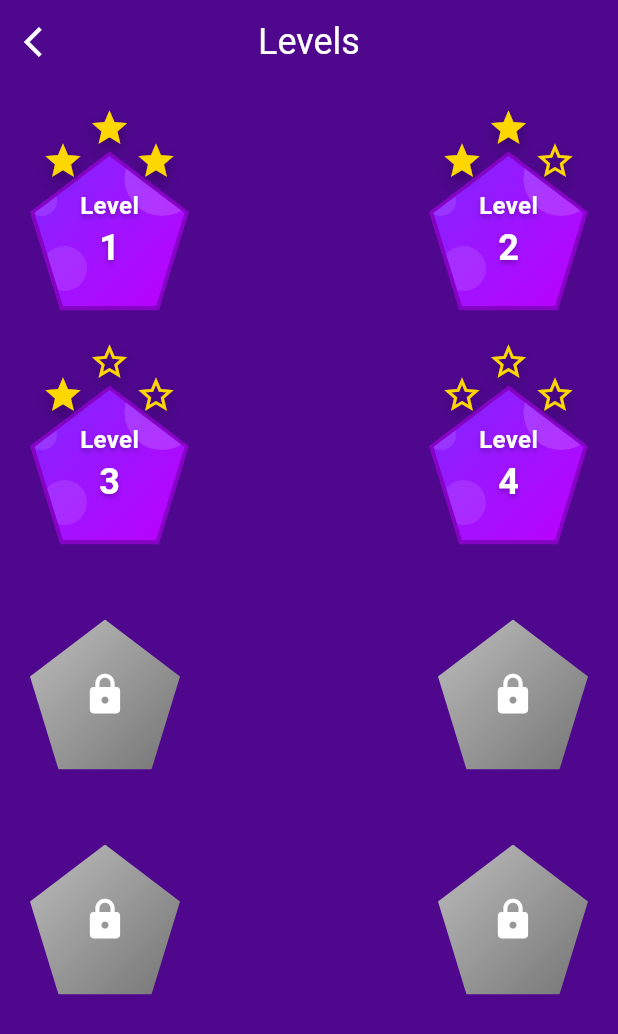
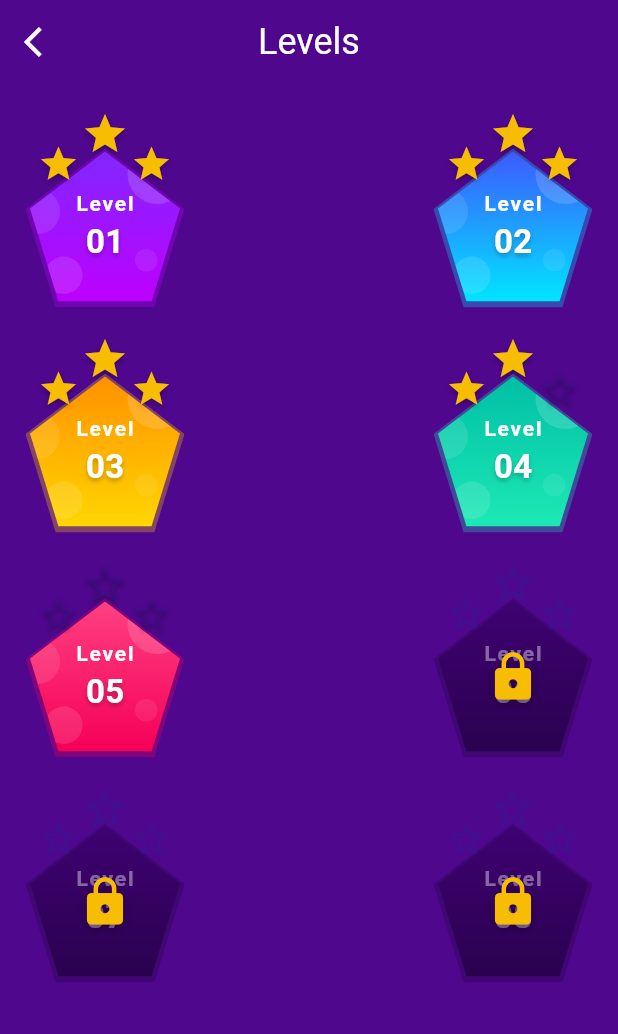
Before and after one commit to muhamedxzidan/QuizApp, a Flutter app: the HomeScreenWidget screen opened directly, on a phone screen of 412 x 824 dp. Shown: the top 1034 px of the screen. Run offline on Flutter 3.47's test engine with Material 3 defaults, Android fonts, the phone set to English and light mode, and no system bars; our stand-ins replace google_fonts, page_transition.

Commit message:
Enhance LevelHexagon UI with professional gradients, improved locked state, and clean code

```diff
--- a/lib/screens/home_screen_widget.dart
+++ b/lib/screens/home_screen_widget.dart
@@ -13,33 +13,50 @@ class HomeScreenWidget extends StatelessWidget {
       appBar: const CustomAppbarWidget(title: 'Levels'),
       body: SingleChildScrollView(
         child: Column(
-          children: const [
-            SizedBox(height: 20),
+          children: [
+            const SizedBox(height: 20),
             LevelRowWidget(
-              leftLevel: LevelHexagonWidget(level: 'Level \n 1', stars: 3),
-              rightLevel: LevelHexagonWidget(level: 'Level \n 2', stars: 2),
-            ),
-            LevelRowWidget(
-              leftLevel: LevelHexagonWidget(level: 'Level \n 3', stars: 1),
-              rightLevel: LevelHexagonWidget(level: 'Level \n 4', stars: 0),
+              leftLevel: LevelHexagonWidget(
+                level: 'Level \n 01',
+                stars: 3,
+                gradientColors: [Color(0xFF8127FF), Color(0xFFBD00FF)],
+              ),
+              rightLevel: LevelHexagonWidget(
+                level: 'Level \n 02',
+                stars: 3, // Changed to 3 stars as per image logic often
+                gradientColors: [Color(0xFF3D5AFE), Color(0xFF00E5FF)],
+              ),
             ),
             LevelRowWidget(
               leftLevel: LevelHexagonWidget(
-                level: 'Level \n 5',
-                isLocked: true,
+                level: 'Level \n 03',
+                stars: 3,
+                gradientColors: [Color(0xFFFF9100), Color(0xFFFFD600)],
               ),
               rightLevel: LevelHexagonWidget(
-                level: 'Level \n 6',
+                level: 'Level \n 04',
+                stars: 2,
+                gradientColors: [Color(0xFF00BFA5), Color(0xFF1DE9B6)],
+              ),
+            ),
+            LevelRowWidget(
+              leftLevel: LevelHexagonWidget(
+                level: 'Level \n 05',
+                stars: 0,
+                gradientColors: [Color(0xFFFF4081), Color(0xFFF50057)],
+              ),
+              rightLevel: LevelHexagonWidget(
+                level: 'Level \n 06',
                 isLocked: true,
               ),
             ),
             LevelRowWidget(
               leftLevel: LevelHexagonWidget(
-                level: 'Level \n 7',
+                level: 'Level \n 07',
                 isLocked: true,
               ),
               rightLevel: LevelHexagonWidget(
-                level: 'Level \n 8',
+                level: 'Level \n 08',
                 isLocked: true,
               ),
             ),
--- a/lib/widgets/level_hexagon_widget.dart
+++ b/lib/widgets/level_hexagon_widget.dart
@@ -7,29 +7,38 @@ class LevelHexagonWidget extends StatelessWidget {
   final String level;
   final bool isLocked;
   final int stars;
+  final List<Color>? gradientColors;
 
   const LevelHexagonWidget({
     super.key,
     required this.level,
     this.isLocked = false,
     this.stars = 0,
+    this.gradientColors,
   });
 
   @override
   Widget build(BuildContext context) {
+    final List<Color> activeGradient =
+        gradientColors ?? const [Color(0xFF8127FF), Color(0xFFBD00FF)];
+    final List<Color> displayGradient = isLocked
+        ? [const Color(0xCC3F0071), const Color(0xCC240046)]
+        : activeGradient;
+    final Color shadowColor = isLocked
+        ? const Color(0x4D000000)
+        : displayGradient.last.withAlpha(128);
+
     return Stack(
       alignment: Alignment.center,
       clipBehavior: Clip.none,
       children: [
-        if (!isLocked)
-          Opacity(
-            opacity: 0.5,
+        Positioned(
+          bottom: -4,
+          child: Opacity(
+            opacity: 0.6,
             child: ClipPath(
               clipper: PentagonClipperWidget(),
-              child: Container(
-                width: 106,
-                height: 106,
-                color: const Color(0xFFBD00FF),
+              child: Container(width: 106, height: 106, color: shadowColor),
             ),
           ),
         ),
@@ -40,87 +49,38 @@ class LevelHexagonWidget extends StatelessWidget {
             height: 100,
             decoration: BoxDecoration(
               gradient: LinearGradient(
-                begin: Alignment.topLeft,
-                end: Alignment.bottomRight,
-                colors: isLocked
-                    ? [const Color(0xFFBDBDBD), const Color(0xFF757575)]
-                    : [const Color(0xFF8127FF), const Color(0xFFBD00FF)],
+                begin: Alignment.topCenter,
+                end: Alignment.bottomCenter,
+                colors: displayGradient,
               ),
             ),
             child: Stack(
               children: [
-                if (!isLocked) ...[
-                  Positioned(
-                    top: -10,
-                    right: -10,
-                    child: Container(
-                      width: 50,
-                      height: 50,
-                      decoration: BoxDecoration(
-                        shape: BoxShape.circle,
-                        color: const Color(0x26FFFFFF),
-                      ),
-                    ),
-                  ),
-                  Positioned(
-                    bottom: 10,
-                    left: 5,
-                    child: Container(
-                      width: 30,
-                      height: 30,
-                      decoration: BoxDecoration(
-                        shape: BoxShape.circle,
-                        color: const Color(0x1AFFFFFF),
-                      ),
-                    ),
-                  ),
-                  Positioned(
-                    top: 20,
-                    left: -5,
-                    child: Container(
-                      width: 20,
-                      height: 20,
-                      decoration: BoxDecoration(
-                        shape: BoxShape.circle,
-                        color: const Color(0x1AFFFFFF),
-                      ),
-                    ),
-                  ),
-                ],
+                ..._buildDecorativeBubbles(isLocked),
                 Center(
-                  child: isLocked
-                      ? const Icon(
-                          Icons.lock,
-                          color: Color(0xFFFFFFFF),
-                          size: 30,
-                        )
-                      : Column(
+                  child: Opacity(
+                    opacity: isLocked ? 0.4 : 1.0,
+                    child: Column(
                       mainAxisAlignment: MainAxisAlignment.center,
                       children: [
                         Text(
                           level.split('\n').first.trim(),
                           style: const TextStyle(
                             color: Color(0xFFFFFFFF),
-                                fontSize: 16,
-                                fontWeight: FontWeight.bold,
-                                shadows: [
-                                  Shadow(
-                                    color: Color(0x42000000),
-                                    blurRadius: 4,
-                                    offset: Offset(0, 2),
-                                  ),
-                                ],
+                            fontSize: 14,
+                            fontWeight: FontWeight.w600,
+                            letterSpacing: 1.2,
                           ),
                         ),
                         Text(
                           level.split('\n').last.trim(),
                           style: const TextStyle(
                             color: Color(0xFFFFFFFF),
-                                fontSize: 24,
+                            fontSize: 22,
                             fontWeight: FontWeight.bold,
                             shadows: [
                               Shadow(
-                                    color: Color(0x42000000),
+                                color: Color(0x40000000),
                                 blurRadius: 4,
                                 offset: Offset(0, 2),
                               ),
@@ -130,13 +90,65 @@ class LevelHexagonWidget extends StatelessWidget {
                       ],
                     ),
                   ),
+                ),
+                if (isLocked)
+                  const Center(
+                    child: Icon(
+                      Icons.lock,
+                      color: Color(0xFFF7BD03),
+                      size: 36,
+                      shadows: [
+                        Shadow(
+                          color: Color(0x40000000),
+                          blurRadius: 8,
+                          offset: Offset(0, 2),
+                        ),
+                      ],
+                    ),
+                  ),
               ],
             ),
           ),
         ),
-        if (!isLocked)
-          Positioned(top: -30, child: StarRatingWidget(stars: stars)),
+        Positioned(
+          top: -28,
+          child: StarRatingWidget(stars: stars, isLocked: isLocked),
+        ),
       ],
     );
   }
+
+  List<Widget> _buildDecorativeBubbles(bool isLocked) {
+    if (isLocked) return [];
+    return [
+      Positioned(
+        top: -5,
+        right: -5,
+        child: _bubble(40, const Color(0x26FFFFFF)),
+      ),
+      Positioned(
+        bottom: 5,
+        left: 10,
+        child: _bubble(25, const Color(0x1EFFFFFF)),
+      ),
+      Positioned(
+        top: 25,
+        left: -10,
+        child: _bubble(30, const Color(0x1AFFFFFF)),
+      ),
+      Positioned(
+        bottom: 20,
+        right: 15,
+        child: _bubble(15, const Color(0x14FFFFFF)),
+      ),
+    ];
   }
+
+  Widget _bubble(double size, Color color) {
+    return Container(
+      width: size,
+      height: size,
+      decoration: BoxDecoration(shape: BoxShape.circle, color: color),
+    );
+  }
+}
--- a/lib/widgets/star_rating_widget.dart
+++ b/lib/widgets/star_rating_widget.dart
@@ -3,8 +3,14 @@ import 'package:flutter/material.dart';
 class StarRatingWidget extends StatelessWidget {
   final int stars;
   final double starSize;
+  final bool isLocked;
 
-  const StarRatingWidget({super.key, required this.stars, this.starSize = 28});
+  const StarRatingWidget({
+    super.key,
+    required this.stars,
+    this.starSize = 28,
+    this.isLocked = false,
+  });
 
   @override
   Widget build(BuildContext context) {
@@ -15,21 +21,33 @@ class StarRatingWidget extends StatelessWidget {
         alignment: Alignment.center,
         children: [
           Positioned(left: 15, bottom: 0, child: _buildStar(stars >= 1)),
-          Positioned(top: 0, child: _buildStar(stars >= 2)),
+          Positioned(top: 0, child: _buildStar(stars >= 2, isMain: true)),
           Positioned(right: 15, bottom: 0, child: _buildStar(stars >= 3)),
         ],
       ),
     );
   }
 
-  Widget _buildStar(bool isFilled) {
+  Widget _buildStar(bool isFilled, {bool isMain = false}) {
+    final Color starColor = isLocked
+        ? const Color(0xFF311B92).withOpacity(0.5)
+        : (isFilled
+              ? const Color(0xFFF7BD03)
+              : const Color(0xFF311B92).withOpacity(0.2));
+
     return Icon(
-      isFilled ? Icons.star : Icons.star_border,
-      color: const Color(0xFFFFD700),
-      size: starSize,
-      shadows: const [
-        Shadow(color: Color(0x42000000), blurRadius: 10, offset: Offset(0, 5)),
-      ],
+      isFilled && !isLocked ? Icons.star : Icons.star_border,
+      color: starColor,
+      size: isMain ? starSize + 4 : starSize,
+      shadows: isLocked
+          ? null
+          : [
+              const Shadow(
+                color: Color(0x40000000),
+                blurRadius: 4,
+                offset: Offset(0, 2),
+              ),
+            ],
     );
   }
 }
```
Lines whose indentation alone changed are shown as unchanged.
